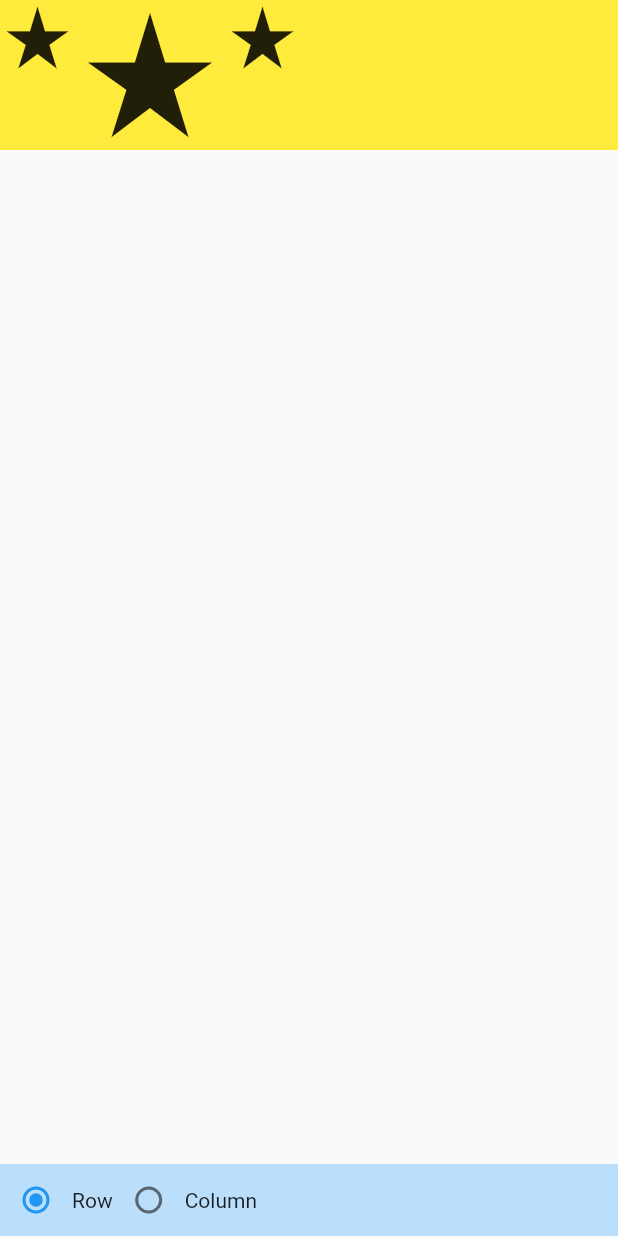
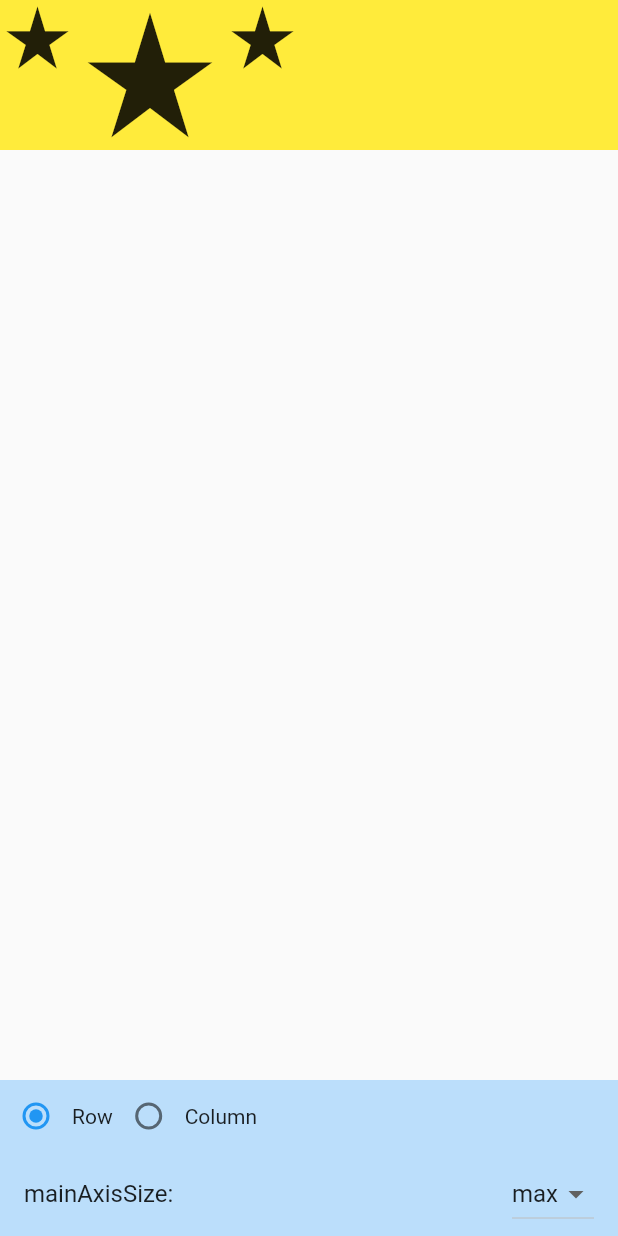
Before and after one commit to Bill-Zuckuberg/lt_raw_colum, a Flutter app: the screen it shows after launch, on a phone screen of 412 x 824 dp. Run offline on Flutter 3.47's test engine with Material 2 defaults, Android fonts, the light colour scheme and no system bars.

Commit message:
added mainAxisSize buttom

```diff
--- a/lib/main.dart
+++ b/lib/main.dart
@@ -92,7 +92,27 @@ class _LayOutControllerState extends State<LayOutController> {
                     }),
                 const Text("Column")
               ],
-            )
+            ),
+            ListTile(
+              title: const Text("mainAxisSize:"),
+              trailing: DropdownButton<MainAxisSize>(
+                value: _mainAxisSize,
+                onChanged: (MainAxisSize? newVal) {
+                  if (newVal != null) {
+                    setState(() {
+                      _mainAxisSize = newVal;
+                    });
+                  }
+                },
+                items: MainAxisSize.values
+                    .map((MainAxisSize val) => DropdownMenuItem(
+                          child: Text(
+                              val.toString().substring('MainAxisSize.'.length)),
+                          value: val,
+                        ))
+                    .toList(),
+              ),
+            ),
           ],
         ),
       );
```
